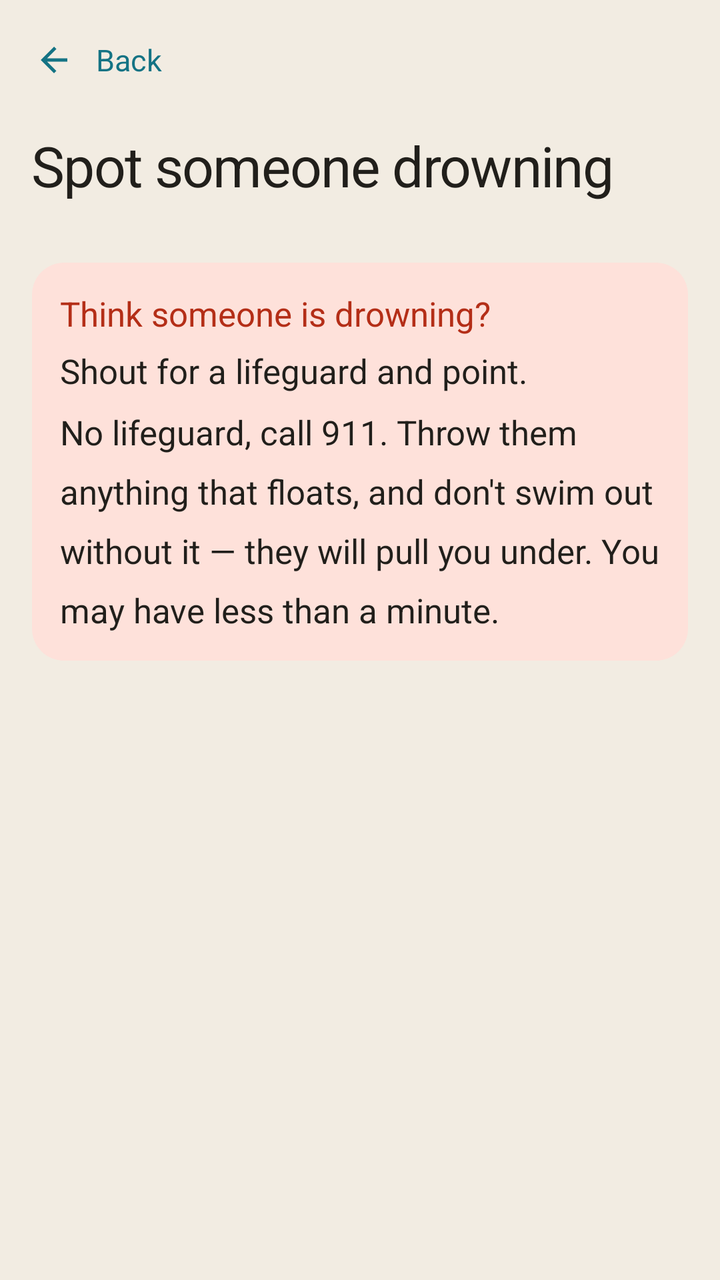
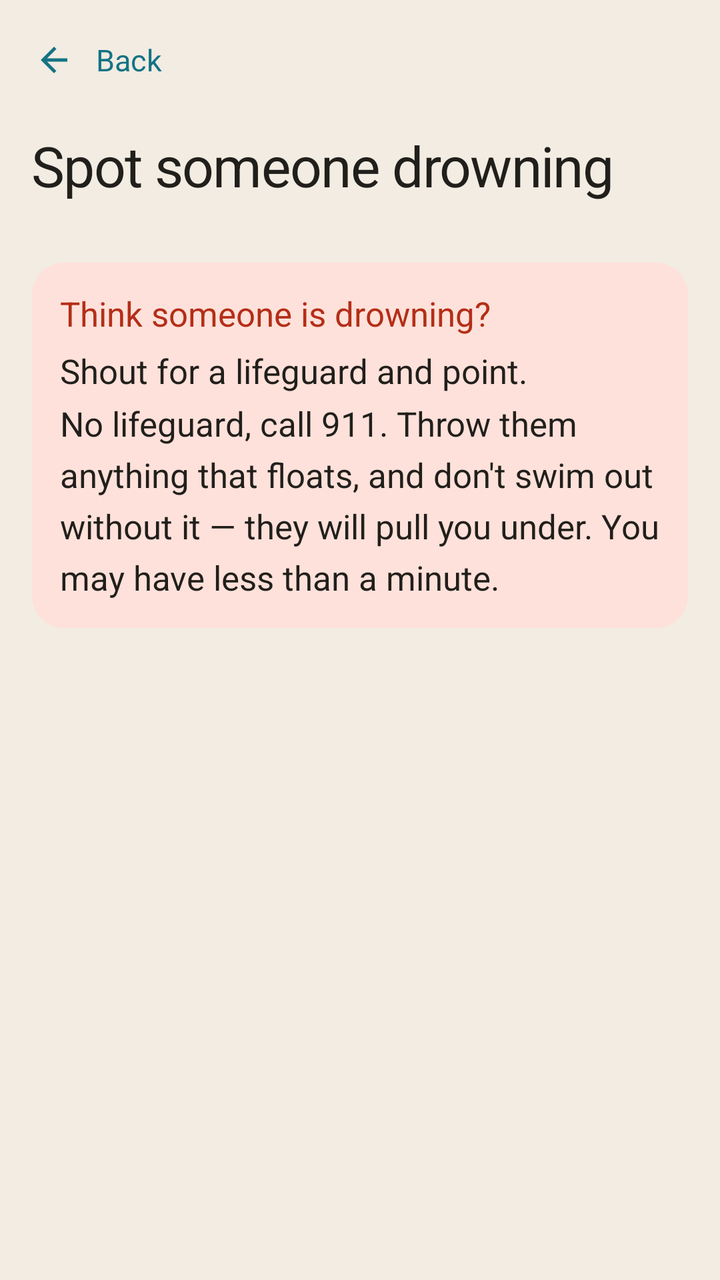

The first picture is an Android layout as it rendered before a commit; the second is the same layout after the commit. The layout source and the unified diff follow.
<!-- AndroidManifest.xml: activity theme Theme.MyApplication -->
<!-- res/layout/activity_drowning_guide.xml -->
<?xml version="1.0" encoding="utf-8"?>
<LinearLayout xmlns:android="http://schemas.android.com/apk/res/android"
    xmlns:app="http://schemas.android.com/apk/res-auto"
    android:layout_width="match_parent"
    android:layout_height="match_parent"
    android:background="@color/background"
    android:orientation="vertical">

    <LinearLayout
        android:id="@+id/drowningGuideHeader"
        android:layout_width="match_parent"
        android:layout_height="wrap_content"
        android:background="@color/background"
        android:gravity="center_vertical"
        android:orientation="horizontal"
        android:paddingHorizontal="8dp"
        android:paddingTop="6dp"
        android:paddingBottom="6dp">

        
        <LinearLayout
            android:id="@+id/drowningGuideBackButton"
            android:minHeight="48dp"
            android:layout_width="wrap_content"
            android:layout_height="wrap_content"
            android:background="?attr/selectableItemBackground"
            android:clickable="true"
            android:focusable="true"
            android:gravity="center_vertical"
            android:orientation="horizontal"
            android:paddingStart="0dp"
            android:paddingEnd="10dp">

            <ImageView
                android:layout_width="38dp"
                android:layout_height="38dp"
                android:contentDescription="@null"
                android:padding="9dp"
                android:src="@drawable/ic_back"
                app:tint="@color/primary" />

            <TextView
                android:layout_width="wrap_content"
                android:layout_height="wrap_content"
                android:layout_marginStart="2dp"
                android:text="@string/back"
                android:textColor="@color/primary"
                android:textSize="15sp" />
        </LinearLayout>
    </LinearLayout>

    <androidx.core.widget.NestedScrollView
        android:id="@+id/drowningGuideScrollView"
        android:layout_width="match_parent"
        android:layout_height="0dp"
        android:layout_weight="1"
        android:fillViewport="true"
        android:scrollbars="none">

        <LinearLayout
            android:layout_width="match_parent"
            android:layout_height="wrap_content"
            android:orientation="vertical"
            android:paddingHorizontal="16dp"
            android:paddingTop="4dp"
            android:paddingBottom="24dp">

            <TextView
                android:layout_width="match_parent"
                android:layout_height="wrap_content"
                android:text="@string/drowning_title"
                android:textAppearance="@style/TextAppearance.App.Headline" />

            <LinearLayout
                android:id="@+id/drowningSignList"
                android:layout_width="match_parent"
                android:layout_height="wrap_content"
                android:layout_marginTop="16dp"
                android:orientation="vertical" />

            
            <LinearLayout
                android:layout_width="match_parent"
                android:layout_height="wrap_content"
                android:layout_marginTop="14dp"
                android:background="@drawable/bg_danger_note"
                android:orientation="vertical"
                android:padding="14dp">

                <TextView
                    android:layout_width="match_parent"
                    android:layout_height="wrap_content"
                    android:fontFamily="sans-serif-medium"
                    android:text="@string/drowning_act_title"
                    android:textColor="@color/danger"
                    android:textSize="17sp" />

                <TextView
                    android:layout_width="match_parent"
                    android:layout_height="wrap_content"
                    android:layout_marginTop="6dp"
                    android:lineSpacingMultiplier="1.5"
                    android:text="@string/drowning_act_body"
                    android:textAppearance="@style/TextAppearance.App.Body" />
            </LinearLayout>

        </LinearLayout>
    </androidx.core.widget.NestedScrollView>

</LinearLayout>
<!-- resources referenced by this layout -->
<resources>
  <color name="background">#F2ECE2</color>
  <color name="danger">#B42E17</color>
  <color name="primary">#147384</color>
  <!-- drawable bg_danger_note (drawable) -->
  <?xml version="1.0" encoding="utf-8"?>
  <shape xmlns:android="http://schemas.android.com/apk/res/android"
      android:shape="rectangle">
      <solid android:color="@color/danger_tint" />
      <corners android:radius="16dp" />
  </shape>
  <!-- drawable ic_back (drawable) -->
  <vector xmlns:android="http://schemas.android.com/apk/res/android"
      android:width="24dp"
      android:height="24dp"
      android:viewportWidth="24"
      android:viewportHeight="24">
      <path
          android:fillColor="#000000"
          android:pathData="M20,11H7.83l5.59,-5.59L12,4l-8,8 8,8 1.41,-1.41L7.83,13H20v-2z" />
  </vector>
  <string name="back">Back</string>
  <string name="drowning_act_body">Shout for a lifeguard and point. No lifeguard, call 911. Throw them anything that floats, and don\'t swim out without it — they will pull you under. You may have less than a minute.</string>
  <string name="drowning_act_title">Think someone is drowning?</string>
  <string name="drowning_title">Spot someone drowning</string>
  <style name="TextAppearance.App.Body" parent="TextAppearance.Material3.BodyMedium">
          <item name="android:textSize">17sp</item>
          <item name="android:letterSpacing">0</item>
          <item name="android:textColor">@color/text_primary</item>
          <item name="android:lineSpacingMultiplier">1.3</item>
      </style>
  <style name="TextAppearance.App.Headline" parent="TextAppearance.Material3.HeadlineSmall">
          <item name="android:textSize">28sp</item>
          <item name="android:fontFamily">sans-serif-medium</item>
          <item name="android:letterSpacing">-0.02</item>
          <item name="android:textColor">@color/text_primary</item>
      </style>
  <color name="danger_tint">#FEE1DA</color>
  <color name="text_primary">#211F1B</color>
  <color name="on_primary">#EBF7F9</color>
  <color name="advisor_bg">#EBF7F9</color>
  <color name="primary_variant">#0A4757</color>
  <color name="secondary">#BF730B</color>
  <color name="on_secondary">#FFF8E6</color>
  <color name="surface_alt">#EDE6DA</color>
  <color name="tertiary_gold">#BF730B</color>
  <color name="surface">#FFFDF9</color>
  <color name="text_secondary">#6E6659</color>
  <color name="divider">#DCD3C4</color>
  <color name="error">#B42E17</color>
  <style name="ShapeAppearance.App.Corner.ExtraSmall" parent="ShapeAppearance.Material3.Corner.ExtraSmall">
          <item name="cornerSize">4dp</item>
      </style>
  <style name="ShapeAppearance.App.Corner.Small" parent="ShapeAppearance.Material3.Corner.Small">
          <item name="cornerSize">8dp</item>
      </style>
  <style name="ShapeAppearance.App.Corner.Medium" parent="ShapeAppearance.Material3.Corner.Medium">
          <item name="cornerSize">8dp</item>
      </style>
  <style name="ShapeAppearance.App.Corner.Large" parent="ShapeAppearance.Material3.Corner.Large">
          <item name="cornerSize">12dp</item>
      </style>
  <style name="ShapeAppearance.App.Corner.ExtraLarge" parent="ShapeAppearance.Material3.Corner.ExtraLarge">
          <item name="cornerSize">14dp</item>
      </style>
  <!-- unchanged entries left out for length: 2 -->
</resources>

<!-- the commit's change to res/layout/activity_drowning_guide.xml (unified diff, before → after) -->
@@ -76,7 +76,11 @@
                 android:layout_width="match_parent"
                 android:layout_height="wrap_content"
                 android:layout_marginTop="16dp"
-                android:orientation="vertical" />
+                android:orientation="vertical"
+                android:background="@drawable/bg_surface_card"
+                android:clipToOutline="true"
+                android:divider="@drawable/divider_inset"
+                android:showDividers="middle" />
 
             
             <LinearLayout
@@ -99,7 +103,7 @@
                     android:layout_width="match_parent"
                     android:layout_height="wrap_content"
                     android:layout_marginTop="6dp"
-                    android:lineSpacingMultiplier="1.5"
+                    android:lineSpacingMultiplier="1.3"
                     android:text="@string/drowning_act_body"
                     android:textAppearance="@style/TextAppearance.App.Body" />
             </LinearLayout>
<!-- resource entries referenced after the edit -->
@@ -10,6 +10,22 @@
       <solid android:color="@color/danger_tint" />
       <corners android:radius="16dp" />
   </shape>
+  <!-- drawable bg_surface_card (drawable) -->
+  <?xml version="1.0" encoding="utf-8"?>
+  <shape xmlns:android="http://schemas.android.com/apk/res/android"
+      android:shape="rectangle">
+      <solid android:color="@color/surface" />
+      <corners android:radius="16dp" />
+  </shape>
+  <!-- drawable divider_inset (drawable) -->
+  <?xml version="1.0" encoding="utf-8"?>
+  <inset xmlns:android="http://schemas.android.com/apk/res/android"
+      android:insetLeft="16dp">
+      <shape android:shape="rectangle">
+          <size android:height="1dp" />
+          <solid android:color="@color/divider" />
+      </shape>
+  </inset>
   <!-- drawable ic_back (drawable) -->
   <vector xmlns:android="http://schemas.android.com/apk/res/android"
       android:width="24dp"
